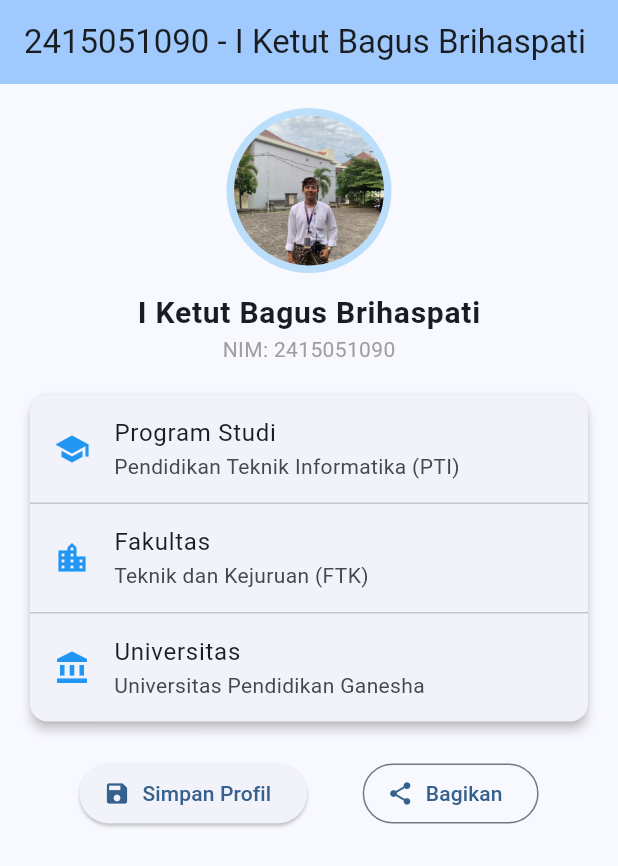
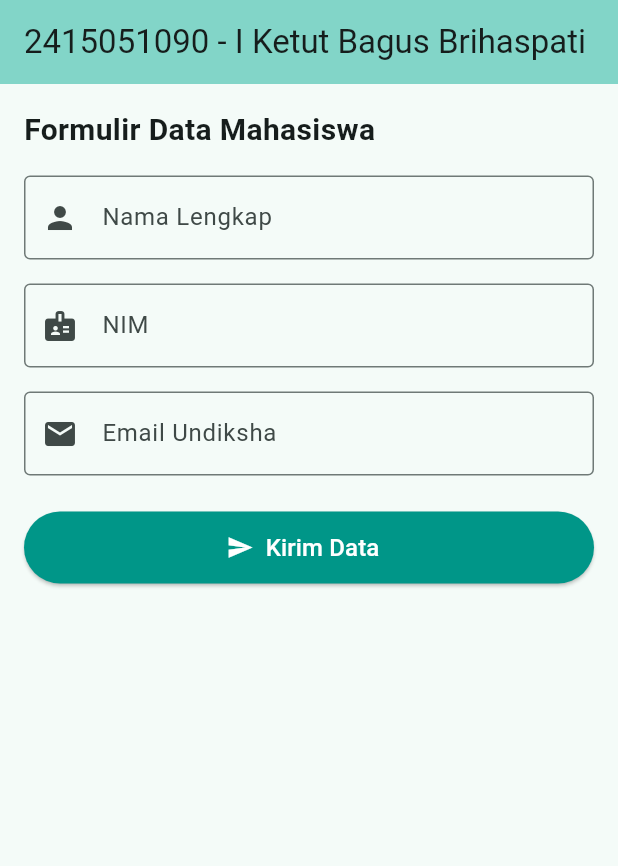
Before and after one commit to bagusbrihaspati/mobile-praktikum., a Flutter app: the screen it shows after launch, on a phone screen of 412 x 824 dp. Shown: the top 866 px of the screen. Run offline on Flutter 3.47's test engine with Material 3 defaults, Android fonts, the phone set to English and light mode, and no system bars.

Commit message:
Tahap 8: Mengimplementasikan Form, TextFormField, dan Validasi Input

```diff
--- a/flutter_ui_fundamentals/lib/main.dart
+++ b/flutter_ui_fundamentals/lib/main.dart
@@ -10,19 +10,54 @@ class MyApp extends StatelessWidget {
   @override
   Widget build(BuildContext context) {
     return MaterialApp(
-      title: 'Tahap 7 - Widget UI Dasar',
+      title: 'Tahap 8 - Form & Validasi',
       debugShowCheckedModeBanner: false,
       theme: ThemeData(
-        colorScheme: ColorScheme.fromSeed(seedColor: Colors.blue),
+        colorScheme: ColorScheme.fromSeed(seedColor: Colors.teal),
         useMaterial3: true,
       ),
-      home: const BasicWidgetsPage(),
+      home: const FormValidationPage(),
     );
   }
 }
 
-class BasicWidgetsPage extends StatelessWidget {
-  const BasicWidgetsPage({super.key});
+class FormValidationPage extends StatefulWidget {
+  const FormValidationPage({super.key});
+
+  @override
+  State<FormValidationPage> createState() => _FormValidationPageState();
+}
+
+class _FormValidationPageState extends State<FormValidationPage> {
+  // GlobalKey untuk mengidentifikasi dan memvalidasi Form
+  final _formKey = GlobalKey<FormState>();
+
+  // Controller untuk mengambil data dari TextField
+  final TextEditingController _nameController = TextEditingController();
+  final TextEditingController _nimController = TextEditingController();
+  final TextEditingController _emailController = TextEditingController();
+
+  @override
+  void dispose() {
+    _nameController.dispose();
+    _nimController.dispose();
+    _emailController.dispose();
+    super.dispose();
+  }
+
+  void _submitForm() {
+    // Menjalankan validasi seluruh TextFormField di dalam Form
+    if (_formKey.currentState!.validate()) {
+      // Jika semua input valid
+      ScaffoldMessenger.of(context).showSnackBar(
+        SnackBar(
+          content: Text('Form Berhasil Dikirim!\nNama: ${_nameController.text} | NIM: ${_nimController.text}'),
+          backgroundColor: Colors.teal,
+          duration: const Duration(seconds: 3),
+        ),
+      );
+    }
+  }
 
   @override
   Widget build(BuildContext context) {
@@ -33,97 +68,95 @@ class BasicWidgetsPage extends StatelessWidget {
       ),
       body: SingleChildScrollView(
         padding: const EdgeInsets.all(16.0),
-        child: Column(
-          children: [
-            // 1. CircleAvatar dengan Image Asset (profile.jpg)
-            Center(
-              child: CircleAvatar(
-                radius: 55,
-                backgroundColor: Colors.blue.shade100,
-                child: const CircleAvatar(
-                  radius: 50,
-                  backgroundImage: AssetImage('assets/images/profile.jpg'),
+        child: Form(
+          key: _formKey,
+          child: Column(
+            crossAxisAlignment: CrossAxisAlignment.start,
+            children: [
+              const Text(
+                'Formulir Data Mahasiswa',
+                style: TextStyle(fontSize: 20, fontWeight: FontWeight.bold),
+              ),
+              const SizedBox(height: 16),
+
+              // 1. Input Nama Lengkap
+              TextFormField(
+                controller: _nameController,
+                decoration: const InputDecoration(
+                  labelText: 'Nama Lengkap',
+                  hintText: 'Masukkan nama lengkap',
+                  prefixIcon: Icon(Icons.person),
+                  border: OutlineInputBorder(),
+                ),
+                validator: (value) {
+                  if (value == null || value.trim().isEmpty) {
+                    return 'Nama tidak boleh kosong!';
+                  }
+                  return null;
+                },
+              ),
+              const SizedBox(height: 16),
+
+              // 2. Input NIM
+              TextFormField(
+                controller: _nimController,
+                keyboardType: TextInputType.number,
+                decoration: const InputDecoration(
+                  labelText: 'NIM',
+                  hintText: 'Masukkan NIM',
+                  prefixIcon: Icon(Icons.badge),
+                  border: OutlineInputBorder(),
+                ),
+                validator: (value) {
+                  if (value == null || value.trim().isEmpty) {
+                    return 'NIM tidak boleh kosong!';
+                  }
+                  if (value.length < 10) {
+                    return 'NIM harus terdiri dari minimal 10 digit!';
+                  }
+                  return null;
+                },
+              ),
+              const SizedBox(height: 16),
+
+              // 3. Input Email
+              TextFormField(
+                controller: _emailController,
+                keyboardType: TextInputType.emailAddress,
+                decoration: const InputDecoration(
+                  labelText: 'Email Undiksha',
+                  hintText: 'contoh@undiksha.ac.id',
+                  prefixIcon: Icon(Icons.email),
+                  border: OutlineInputBorder(),
+                ),
+                validator: (value) {
+                  if (value == null || value.trim().isEmpty) {
+                    return 'Email tidak boleh kosong!';
+                  }
+                  if (!value.contains('@')) {
+                    return 'Format email tidak valid (harus mengandung @)!';
+                  }
+                  return null;
+                },
+              ),
+              const SizedBox(height: 24),
+
+              // Tombol Submit
+              SizedBox(
+                width: double.infinity,
+                height: 48,
+                child: ElevatedButton.icon(
+                  onPressed: _submitForm,
+                  icon: const Icon(Icons.send),
+                  label: const Text('Kirim Data', style: TextStyle(fontSize: 16)),
+                  style: ElevatedButton.styleFrom(
+                    backgroundColor: Colors.teal,
+                    foregroundColor: Colors.white,
+                  ),
                 ),
               ),
-            ),
-            const SizedBox(height: 12),
-
-            // 2. Text Widget
-            const Text(
-              'I Ketut Bagus Brihaspati',
-              style: TextStyle(
-                fontSize: 20,
-                fontWeight: FontWeight.bold,
-                letterSpacing: 0.5,
-              ),
-            ),
-            const Text(
-              'NIM: 2415051090',
-              style: TextStyle(fontSize: 14, color: Colors.grey),
-            ),
-            const SizedBox(height: 16),
-
-            // 3. Card & ListTile Widget
-            Card(
-              elevation: 3,
-              shape: RoundedRectangleBorder(
-                borderRadius: BorderRadius.circular(12),
-              ),
-              child: Column(
-                children: const [
-                  ListTile(
-                    leading: Icon(Icons.school, color: Colors.blue),
-                    title: Text('Program Studi'),
-                    subtitle: Text('Pendidikan Teknik Informatika (PTI)'),
-                  ),
-                  Divider(height: 1),
-                  ListTile(
-                    leading: Icon(Icons.location_city, color: Colors.blue),
-                    title: Text('Fakultas'),
-                    subtitle: Text('Teknik dan Kejuruan (FTK)'),
-                  ),
-                  Divider(height: 1),
-                  ListTile(
-                    leading: Icon(Icons.account_balance, color: Colors.blue),
-                    title: Text('Universitas'),
-                    subtitle: Text('Universitas Pendidikan Ganesha'),
-                  ),
-                ],
-              ),
-            ),
-            const SizedBox(height: 20),
-
-            // 4. Button Widgets (ElevatedButton & OutlinedButton)
-            Row(
-              mainAxisAlignment: MainAxisAlignment.spaceEvenly,
-              children: [
-                ElevatedButton.icon(
-                  onPressed: () {
-                    ScaffoldMessenger.of(context).showSnackBar(
-                      const SnackBar(
-                        content: Text('Tombol Simpan Profil Diklik!'),
-                        duration: Duration(seconds: 2),
-                      ),
-                    );
-                  },
-                  icon: const Icon(Icons.save),
-                  label: const Text('Simpan Profil'),
-                ),
-                OutlinedButton.icon(
-                  onPressed: () {
-                    ScaffoldMessenger.of(context).showSnackBar(
-                      const SnackBar(
-                        content: Text('Tombol Bagikan Profil Diklik!'),
-                        duration: Duration(seconds: 2),
-                      ),
-                    );
-                  },
-                  icon: const Icon(Icons.share),
-                  label: const Text('Bagikan'),
-                ),
-              ],
-            ),
-          ],
+            ],
+          ),
         ),
       ),
     );
```
